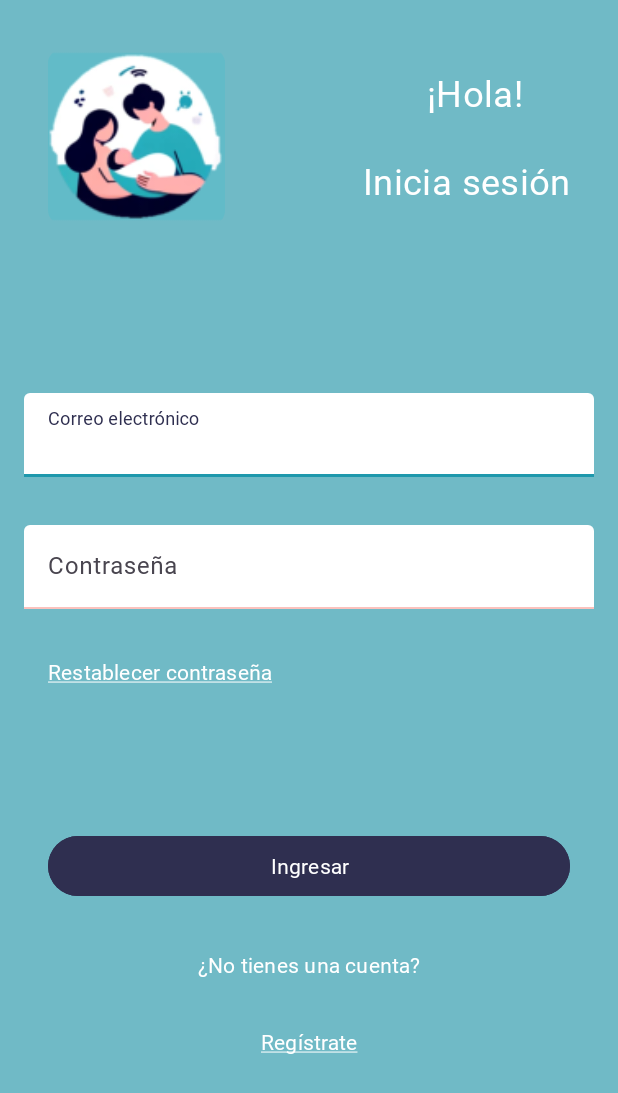
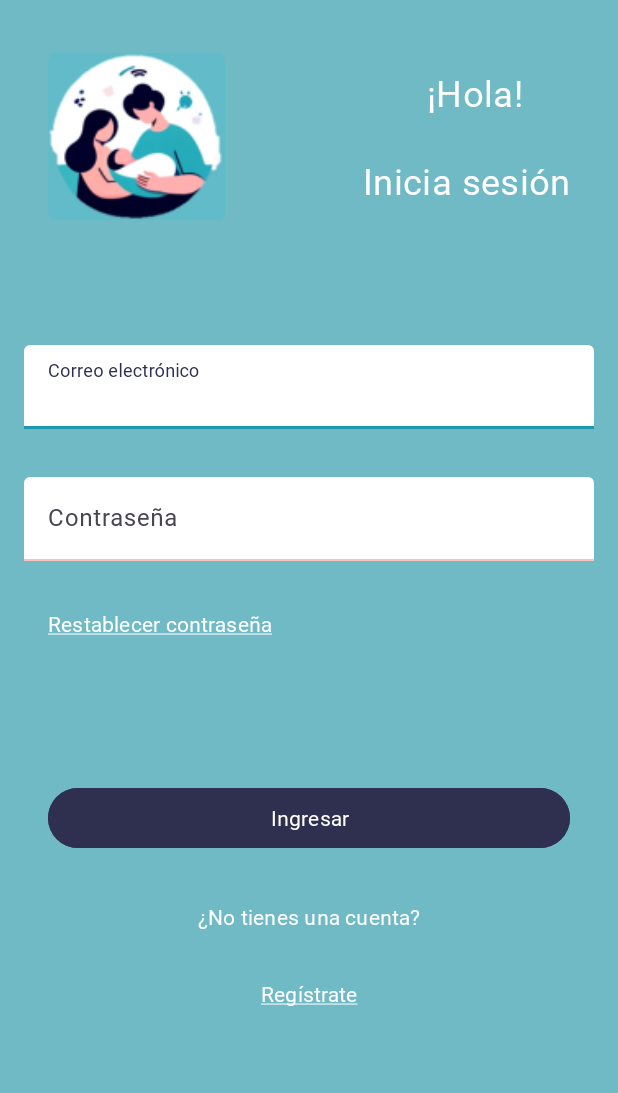
Before and after one commit to langelb/banlac_movil, an Android app: the screen it shows after launch (MainActivity), on a phone screen of 412 x 824 dp. Shown: the top 1093 px of the screen. Run offline under Robolectric (Android 15) with nearby library versions, the phone set to English and light mode, and no system bars; our stand-ins replace navigation-ui.

Commit message:
Correcciones en el tema principal para que no se rompa la app con tema oscuro

```diff
--- a/app/build.gradle.kts
+++ b/app/build.gradle.kts
@@ -9,7 +9,7 @@ android {
 
     defaultConfig {
         applicationId = "com.example.banlac"
-        minSdk = 28
+        minSdk = 27
         targetSdk = 34
         versionCode = 1
         versionName = "1.0"
--- a/app/src/main/res/layout/fragment_login.xml
+++ b/app/src/main/res/layout/fragment_login.xml
@@ -51,7 +51,7 @@
         android:layout_width="match_parent"
         android:layout_height="wrap_content"
         android:padding="16dp"
-        android:layout_marginTop="96dp"
+        android:layout_marginTop="64dp"
         android:hint="@string/email"
         android:inputType="textEmailAddress"
         app:layout_constraintTop_toBottomOf="@+id/tvSignInPrompt"
--- a/app/src/main/res/values/themes.xml
+++ b/app/src/main/res/values/themes.xml
@@ -1,6 +1,6 @@
 <resources xmlns:tools="http://schemas.android.com/tools">
     <!-- Base application theme. -->
-    <style name="Theme.Banlac" parent="Theme.Material3.DayNight">
+    <style name="Theme.Banlac" parent="Theme.Material3.Light">
         <!-- Primary brand color. -->
         <item name="colorPrimary">@color/primary_0</item>
         <item name="colorPrimaryVariant">@color/primary_30</item>
@@ -19,9 +19,24 @@
         <item name="colorOutline">@color/secondary_30</item>
     </style>
 
-    <style name="Theme.Banlac.NoActionBar">
+    <style name="Theme.Banlac.NoActionBar"  parent="Theme.Material3.Light.NoActionBar" >
         <item name="windowActionBar">false</item>
         <item name="windowNoTitle">true</item>
+        <item name="colorPrimary">@color/primary_0</item>
+        <item name="colorPrimaryVariant">@color/primary_30</item>
+        <item name="colorOnPrimary">@color/primary_0</item>
+        <!-- Secondary brand color. -->
+        <item name="colorSecondary">@color/primary_60</item>
+        <item name="colorSecondaryVariant">@color/primary_90</item>
+        <item name="colorOnSecondary">@color/secondary_0</item>
+        <!-- Status bar color. -->
+        <item name="android:statusBarColor">@color/primary_100</item>
+        <item name="android:windowLightStatusBar">@color/tertiary_0</item>
+        <!-- Customize your theme here. -->
+        <item name="android:fontFamily">@font/roboto_regular</item>
+
+        <item name="popupMenuStyle">@style/CustomPopupMenu</item>
+        <item name="colorOutline">@color/secondary_30</item>
     </style>
 
     <style name="Theme.Banlac.AppBarOverlay" parent="ThemeOverlay.AppCompat.Dark.ActionBar" />
```
Also changed, not shown: 4 other files.
